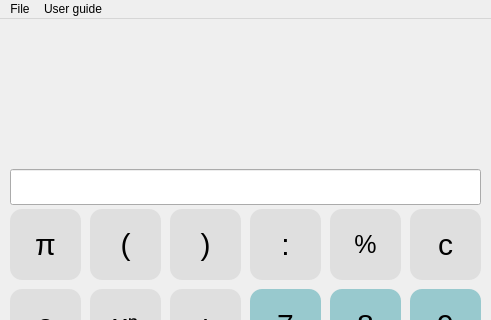
This is src/main/qt/mainwindow.ui in RadekManak/ivs-fitutubies as Qt 5 draws it before an edit; both pictures show x 0 to 491 and y 0 to 320 of the 491 by 634 pixel window. The edited form follows.
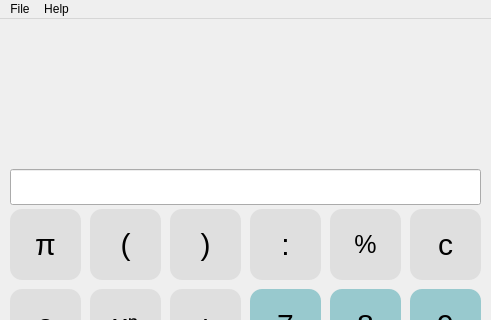
This is the edited form.

Commit message:
Load user help from file, save window geometry
User help is now loaded from new resources file embedded in
the application.
Window geometry and position is saved in user configuration directory
and restored when opening window again.

```diff
--- a/src/main/qt/mainwindow.ui
+++ b/src/main/qt/mainwindow.ui
@@ -1136,7 +1136,7 @@
      <x>0</x>
      <y>0</y>
      <width>491</width>
-     <height>22</height>
+     <height>29</height>
     </rect>
    </property>
    <widget class="QMenu" name="menuFile">
@@ -1147,7 +1147,7 @@
    </widget>
    <widget class="QMenu" name="menuUser_guide">
     <property name="title">
-     <string>User guide</string>
+     <string>Help</string>
     </property>
     <addaction name="actionDisplay_user_guide"/>
    </widget>
```
Left out of the diff: 15 changed lines with no effect on the pictures. The commit also changes 9 other files.
